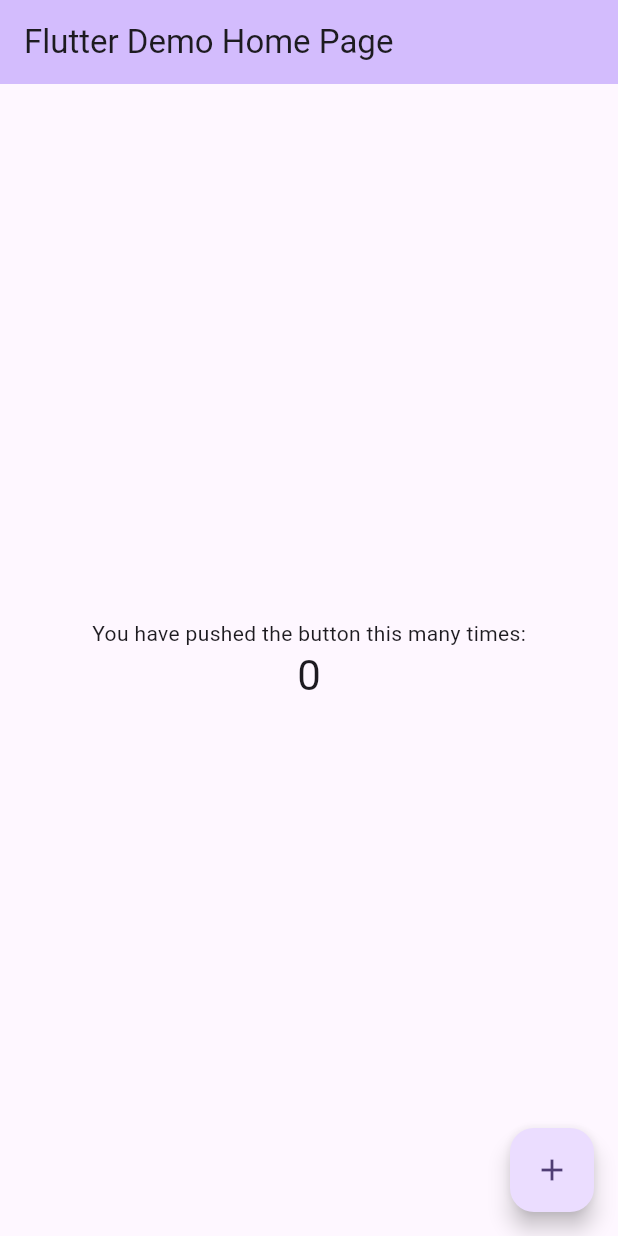
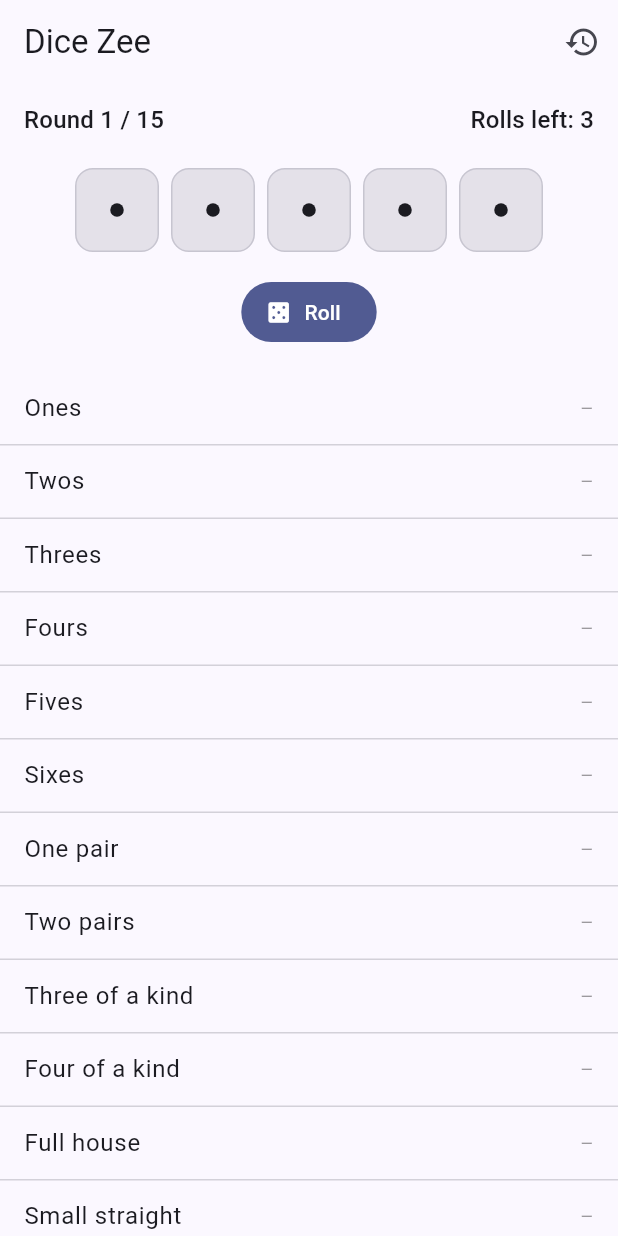
Before and after one commit to eilazov/diceZ, a Flutter app: the screen it shows after launch, on a phone screen of 412 x 824 dp. Run offline on Flutter 3.47's test engine with Material 3 defaults, Android fonts, the phone set to English and light mode, and no system bars; our stand-ins replace shared_preferences.

Commit message:
Build the game UI
- game_result.dart / game_storage.dart: shared_preferences-backed history
  (single JSON key, newest first), with round-trip + ordering tests
- dice_row.dart: pip faces, tap-to-hold with pin marker, scale/rotation
  tween keyed to roll count
- score_card_view.dart: 15 rows with live preview of open categories,
  locked scores for filled ones, running total
- game_screen.dart: the one StatefulWidget - owns DiceGame, roll button,
  round/rolls indicators, history dialog, end-of-game summary that saves
  the result and offers a new game
- main.dart: DiceZeeApp with light/dark seeded themes, replaces the
  scaffold counter; widget_test.dart rewritten as a boot smoke test

69 tests pass, flutter analyze clean.

Co-Authored-By: Claude Sonnet 5 <noreply@anthropic.com>

```diff
--- a/lib/main.dart
+++ b/lib/main.dart
@@ -1,122 +1,30 @@
 import 'package:flutter/material.dart';
 
-void main() {
-  runApp(const MyApp());
-}
+import 'widgets/game_screen.dart';
 
-class MyApp extends StatelessWidget {
-  const MyApp({super.key});
+void main() => runApp(const DiceZeeApp());
 
-  // This widget is the root of your application.
+class DiceZeeApp extends StatelessWidget {
+  const DiceZeeApp({super.key});
+
   @override
   Widget build(BuildContext context) {
+    final seed = Colors.indigo;
     return MaterialApp(
-      title: 'Flutter Demo',
+      title: 'Dice Zee',
+      debugShowCheckedModeBanner: false,
       theme: ThemeData(
-        // This is the theme of your application.
-        //
-        // TRY THIS: Try running your application with "flutter run". You'll see
-        // the application has a purple toolbar. Then, without quitting the app,
-        // try changing the seedColor in the colorScheme below to Colors.green
-        // and then invoke "hot reload" (save your changes or press the "hot
-        // reload" button in a Flutter-supported IDE, or press "r" if you used
-        // the command line to start the app).
-        //
-        // Notice that the counter didn't reset back to zero; the application
-        // state is not lost during the reload. To reset the state, use hot
-        // restart instead.
-        //
-        // This works for code too, not just values: Most code changes can be
-        // tested with just a hot reload.
-        colorScheme: .fromSeed(seedColor: Colors.deepPurple),
+        colorScheme: ColorScheme.fromSeed(seedColor: seed),
+        useMaterial3: true,
       ),
-      home: const MyHomePage(title: 'Flutter Demo Home Page'),
+      darkTheme: ThemeData(
+        colorScheme: ColorScheme.fromSeed(
+          seedColor: seed,
+          brightness: Brightness.dark,
+        ),
+        useMaterial3: true,
+      ),
+      home: const GameScreen(),
     );
   }
 }
-
-class MyHomePage extends StatefulWidget {
-  const MyHomePage({super.key, required this.title});
-
-  // This widget is the home page of your application. It is stateful, meaning
-  // that it has a State object (defined below) that contains fields that affect
-  // how it looks.
-
-  // This class is the configuration for the state. It holds the values (in this
-  // case the title) provided by the parent (in this case the App widget) and
-  // used by the build method of the State. Fields in a Widget subclass are
-  // always marked "final".
-
-  final String title;
-
-  @override
-  State<MyHomePage> createState() => _MyHomePageState();
-}
-
-class _MyHomePageState extends State<MyHomePage> {
-  int _counter = 0;
-
-  void _incrementCounter() {
-    setState(() {
-      // This call to setState tells the Flutter framework that something has
-      // changed in this State, which causes it to rerun the build method below
-      // so that the display can reflect the updated values. If we changed
-      // _counter without calling setState(), then the build method would not be
-      // called again, and so nothing would appear to happen.
-      _counter++;
-    });
-  }
-
-  @override
-  Widget build(BuildContext context) {
-    // This method is rerun every time setState is called, for instance as done
-    // by the _incrementCounter method above.
-    //
-    // The Flutter framework has been optimized to make rerunning build methods
-    // fast, so that you can just rebuild anything that needs updating rather
-    // than having to individually change instances of widgets.
-    return Scaffold(
-      appBar: AppBar(
-        // TRY THIS: Try changing the color here to a specific color (to
-        // Colors.amber, perhaps?) and trigger a hot reload to see the AppBar
-        // change color while the other colors stay the same.
-        backgroundColor: Theme.of(context).colorScheme.inversePrimary,
-        // Here we take the value from the MyHomePage object that was created by
-        // the App.build method, and use it to set our appbar title.
-        title: Text(widget.title),
-      ),
-      body: Center(
-        // Center is a layout widget. It takes a single child and positions it
-        // in the middle of the parent.
-        child: Column(
-          // Column is also a layout widget. It takes a list of children and
-          // arranges them vertically. By default, it sizes itself to fit its
-          // children horizontally, and tries to be as tall as its parent.
-          //
-          // Column has various properties to control how it sizes itself and
-          // how it positions its children. Here we use mainAxisAlignment to
-          // center the children vertically; the main axis here is the vertical
-          // axis because Columns are vertical (the cross axis would be
-          // horizontal).
-          //
-          // TRY THIS: Invoke "debug painting" (choose the "Toggle Debug Paint"
-          // action in the IDE, or press "p" in the console), to see the
-          // wireframe for each widget.
-          mainAxisAlignment: .center,
-          children: [
-            const Text('You have pushed the button this many times:'),
-            Text(
-              '$_counter',
-              style: Theme.of(context).textTheme.headlineMedium,
-            ),
-          ],
-        ),
-      ),
-      floatingActionButton: FloatingActionButton(
-        onPressed: _incrementCounter,
-        tooltip: 'Increment',
-        child: const Icon(Icons.add),
-      ),
-    );
-  }
-}
--- /dev/null
+++ b/lib/models/game_result.dart
@@ -0,0 +1,17 @@
+/// A finished game's outcome, as stored in local history.
+class GameResult {
+  const GameResult({required this.playedAt, required this.totalScore});
+
+  final DateTime playedAt;
+  final int totalScore;
+
+  Map<String, dynamic> toJson() => {
+        'playedAt': playedAt.toIso8601String(),
+        'totalScore': totalScore,
+      };
+
+  factory GameResult.fromJson(Map<String, dynamic> json) => GameResult(
+        playedAt: DateTime.parse(json['playedAt'] as String),
+        totalScore: json['totalScore'] as int,
+      );
+}
--- /dev/null
+++ b/lib/widgets/dice_row.dart
@@ -0,0 +1,157 @@
+import 'dart:math' as math;
+
+import 'package:flutter/material.dart';
+
+/// The five dice in play. Tap a die to hold or release it (when [canHold]).
+///
+/// [rollCount] should change on every roll; each change retriggers a short
+/// scale + rotation animation on the dice that are not held.
+class DiceRow extends StatelessWidget {
+  const DiceRow({
+    super.key,
+    required this.dice,
+    required this.held,
+    required this.canHold,
+    required this.rollCount,
+    required this.onToggleHold,
+  });
+
+  final List<int> dice;
+  final List<bool> held;
+  final bool canHold;
+  final int rollCount;
+  final ValueChanged<int> onToggleHold;
+
+  @override
+  Widget build(BuildContext context) {
+    return Row(
+      mainAxisAlignment: MainAxisAlignment.center,
+      children: [
+        for (var i = 0; i < dice.length; i++)
+          Padding(
+            padding: const EdgeInsets.symmetric(horizontal: 4),
+            child: _Die(
+              key: ValueKey('die_$i'),
+              value: dice[i],
+              held: held[i],
+              animateKey: held[i] ? -1 : rollCount,
+              onTap: canHold ? () => onToggleHold(i) : null,
+            ),
+          ),
+      ],
+    );
+  }
+}
+
+class _Die extends StatelessWidget {
+  const _Die({
+    super.key,
+    required this.value,
+    required this.held,
+    required this.animateKey,
+    required this.onTap,
+  });
+
+  final int value;
+  final bool held;
+  final int animateKey;
+  final VoidCallback? onTap;
+
+  @override
+  Widget build(BuildContext context) {
+    final scheme = Theme.of(context).colorScheme;
+
+    return GestureDetector(
+      onTap: onTap,
+      child: TweenAnimationBuilder<double>(
+        key: ValueKey(animateKey),
+        tween: Tween(begin: 0, end: 1),
+        duration: const Duration(milliseconds: 250),
+        curve: Curves.easeOut,
+        builder: (context, t, child) => Transform.rotate(
+          angle: (1 - t) * math.pi / 6,
+          child: Transform.scale(scale: 0.85 + 0.15 * t, child: child),
+        ),
+        child: Container(
+          width: 56,
+          height: 56,
+          decoration: BoxDecoration(
+            color: held ? scheme.primaryContainer : scheme.surfaceContainerHighest,
+            borderRadius: BorderRadius.circular(12),
+            border: Border.all(
+              color: held ? scheme.primary : scheme.outlineVariant,
+              width: held ? 2 : 1,
+            ),
+          ),
+          child: Stack(
+            children: [
+              Center(child: _Pips(value: value, color: scheme.onSurface)),
+              if (held)
+                Positioned(
+                  top: 2,
+                  right: 2,
+                  child: Icon(Icons.push_pin, size: 14, color: scheme.primary),
+                ),
+            ],
+          ),
+        ),
+      ),
+    );
+  }
+}
+
+/// Pip layout for a face value of 1..6.
+class _Pips extends StatelessWidget {
+  const _Pips({required this.value, required this.color});
+
+  final int value;
+  final Color color;
+
+  static const Map<int, List<Alignment>> _layout = {
+    1: [Alignment.center],
+    2: [Alignment.topLeft, Alignment.bottomRight],
+    3: [Alignment.topLeft, Alignment.center, Alignment.bottomRight],
+    4: [
+      Alignment.topLeft,
+      Alignment.topRight,
+      Alignment.bottomLeft,
+      Alignment.bottomRight,
+    ],
+    5: [
+      Alignment.topLeft,
+      Alignment.topRight,
+      Alignment.center,
+      Alignment.bottomLeft,
+      Alignment.bottomRight,
+    ],
+    6: [
+      Alignment.topLeft,
+      Alignment.topRight,
+      Alignment.centerLeft,
+      Alignment.centerRight,
+      Alignment.bottomLeft,
+      Alignment.bottomRight,
+    ],
+  };
+
+  @override
+  Widget build(BuildContext context) {
+    final pips = _layout[value] ?? const [];
+    return Padding(
+      padding: const EdgeInsets.all(10),
+      child: Stack(
+        children: [
+          for (final a in pips)
+            Align(
+              alignment: a,
+              child: Container(
+                width: 9,
+                height: 9,
+                decoration: BoxDecoration(color: color, shape: BoxShape.circle),
+              ),
+            ),
+        ],
+      ),
+    );
+  }
+}
--- /dev/null
+++ b/lib/widgets/game_screen.dart
@@ -0,0 +1,195 @@
+import 'dart:math';
+
+import 'package:flutter/material.dart';
+
+import '../models/dice_game.dart';
+import '../models/game_result.dart';
+import '../models/score_card.dart';
+import '../services/game_storage.dart';
+import 'dice_row.dart';
+import 'score_card_view.dart';
+
+/// The single stateful screen. Owns one [DiceGame] and rebuilds on every action.
+class GameScreen extends StatefulWidget {
+  const GameScreen({
+    super.key,
+    this.storage = const GameStorage(),
+    this.random,
+  });
+
+  final GameStorage storage;
+
+  /// Seed source for the game's dice; injected in tests for determinism.
+  final Random? random;
+
+  @override
+  State<GameScreen> createState() => _GameScreenState();
+}
+
+class _GameScreenState extends State<GameScreen> {
+  late DiceGame _game = DiceGame(random: widget.random);
+  int _rollCount = 0;
+  bool _summaryShown = false;
+
+  void _roll() {
+    setState(() {
+      _game.roll();
+      _rollCount++;
+    });
+  }
+
+  void _toggleHold(int index) => setState(() => _game.toggleHold(index));
+
+  Future<void> _commit(ScoreCategory category) async {
+    setState(() => _game.commitScore(category));
+    if (_game.isOver && !_summaryShown) {
+      _summaryShown = true;
+      await widget.storage.saveResult(
+        GameResult(playedAt: DateTime.now(), totalScore: _game.scoreCard.total),
+      );
+      if (mounted) await _showSummary();
+    }
+  }
+
+  Future<void> _showSummary() async {
+    final history = await widget.storage.loadHistory();
+    final best = history.isEmpty
+        ? _game.scoreCard.total
+        : history.map((r) => r.totalScore).reduce(max);
+    if (!mounted) return;
+
+    await showDialog<void>(
+      context: context,
+      barrierDismissible: false,
+      builder: (context) => AlertDialog(
+        title: const Text('Game over'),
+        content: Text(
+          'You scored ${_game.scoreCard.total}.\nBest so far: $best.',
+        ),
+        actions: [
+          TextButton(
+            onPressed: () {
+              Navigator.of(context).pop();
+              _newGame();
+            },
+            child: const Text('New game'),
+          ),
+        ],
+      ),
+    );
+  }
+
+  void _newGame() {
+    setState(() {
+      _game = DiceGame(random: widget.random);
+      _rollCount = 0;
+      _summaryShown = false;
+    });
+  }
+
+  Future<void> _showHistory() async {
+    final history = await widget.storage.loadHistory();
+    if (!mounted) return;
+    final best = history.isEmpty
+        ? 0
+        : history.map((r) => r.totalScore).reduce(max);
+
+    await showDialog<void>(
+      context: context,
+      builder: (context) => AlertDialog(
+        title: const Text('History'),
+        content: SizedBox(
+          width: double.maxFinite,
+          child: history.isEmpty
+              ? const Text('No games played yet.')
+              : ListView(
+                  shrinkWrap: true,
+                  children: [
+                    for (final r in history)
+                      ListTile(
+                        dense: true,
+                        leading: Text('${r.totalScore}'),
+                        title: Text(_formatDate(r.playedAt)),
+                        trailing: r.totalScore == best
+                            ? const Icon(Icons.star, size: 18)
+                            : null,
+                      ),
+                  ],
+                ),
+        ),
+        actions: [
+          TextButton(
+            onPressed: () => Navigator.of(context).pop(),
+            child: const Text('Close'),
+          ),
+        ],
+      ),
+    );
+  }
+
+  static String _formatDate(DateTime d) {
+    String two(int n) => n.toString().padLeft(2, '0');
+    return '${d.year}-${two(d.month)}-${two(d.day)} ${two(d.hour)}:${two(d.minute)}';
+  }
+
+  @override
+  Widget build(BuildContext context) {
+    final canRoll = _game.rollsRemaining > 0 && !_game.isOver;
+
+    return Scaffold(
+      appBar: AppBar(
+        title: const Text('Dice Zee'),
+        actions: [
+          IconButton(
+            onPressed: _showHistory,
+            icon: const Icon(Icons.history),
+            tooltip: 'History',
+          ),
+        ],
+      ),
+      body: SingleChildScrollView(
+        child: Column(
+          children: [
+            Padding(
+              padding: const EdgeInsets.symmetric(horizontal: 16, vertical: 12),
+              child: Row(
+                mainAxisAlignment: MainAxisAlignment.spaceBetween,
+                children: [
+                  Text(
+                    'Round ${_game.round.clamp(1, 15)} / 15',
+                    style: Theme.of(context).textTheme.titleMedium,
+                  ),
+                  Text(
+                    'Rolls left: ${_game.rollsRemaining}',
+                    style: Theme.of(context).textTheme.titleMedium,
+                  ),
+                ],
+              ),
+            ),
+            const SizedBox(height: 8),
+            DiceRow(
+              dice: _game.dice,
+              held: _game.held,
+              canHold: _game.hasRolledThisRound && !_game.isOver,
+              rollCount: _rollCount,
+              onToggleHold: _toggleHold,
+            ),
+            const SizedBox(height: 16),
+            FilledButton.icon(
+              onPressed: canRoll ? _roll : null,
+              icon: const Icon(Icons.casino),
+              label: const Text('Roll'),
+            ),
+            const SizedBox(height: 16),
+            ScoreCardView(
+              card: _game.scoreCard,
+              currentDice: _game.dice,
+              canCommit: _game.hasRolledThisRound && !_game.isOver,
+              onCommit: _commit,
+            ),
+          ],
+        ),
+      ),
+    );
+  }
+}
--- /dev/null
+++ b/lib/widgets/score_card_view.dart
@@ -0,0 +1,130 @@
+import 'package:flutter/material.dart';
+
+import '../models/score_card.dart';
+
+/// Human-readable label for each score category.
+String categoryLabel(ScoreCategory category) => switch (category) {
+      ScoreCategory.ones => 'Ones',
+      ScoreCategory.twos => 'Twos',
+      ScoreCategory.threes => 'Threes',
+      ScoreCategory.fours => 'Fours',
+      ScoreCategory.fives => 'Fives',
+      ScoreCategory.sixes => 'Sixes',
+      ScoreCategory.onePair => 'One pair',
+      ScoreCategory.twoPairs => 'Two pairs',
+      ScoreCategory.threeOfAKind => 'Three of a kind',
+      ScoreCategory.fourOfAKind => 'Four of a kind',
+      ScoreCategory.fullHouse => 'Full house',
+      ScoreCategory.smallStraight => 'Small straight',
+      ScoreCategory.largeStraight => 'Large straight',
+      ScoreCategory.yahtzee => 'Dice Zee',
+      ScoreCategory.chance => 'Chance',
+    };
+
+/// The 15-row score sheet. Open rows preview what [currentDice] would score
+/// (when [canCommit]) and commit on tap; filled rows show their locked score.
+class ScoreCardView extends StatelessWidget {
+  const ScoreCardView({
+    super.key,
+    required this.card,
+    required this.currentDice,
+    required this.canCommit,
+    required this.onCommit,
+  });
+
+  final ScoreCard card;
+  final List<int> currentDice;
+  final bool canCommit;
+  final ValueChanged<ScoreCategory> onCommit;
+
+  @override
+  Widget build(BuildContext context) {
+    return Column(
+      children: [
+        for (final category in ScoreCategory.values)
+          _CategoryRow(
+            key: ValueKey('category_${category.name}'),
+            label: categoryLabel(category),
+            filledScore: card.scoreOf(category),
+            previewScore:
+                canCommit ? ScoreCard.score(category, currentDice) : null,
+            onTap: (!card.isFilled(category) && canCommit)
+                ? () => onCommit(category)
+                : null,
+          ),
+        const Divider(height: 1),
+        Padding(
+          key: const ValueKey('score_total'),
+          padding: const EdgeInsets.symmetric(horizontal: 16, vertical: 12),
+          child: Row(
+            mainAxisAlignment: MainAxisAlignment.spaceBetween,
+            children: [
+              Text('Total', style: Theme.of(context).textTheme.titleMedium),
+              Text(
+                '${card.total}',
+                style: Theme.of(context).textTheme.titleMedium,
+              ),
+            ],
+          ),
+        ),
+      ],
+    );
+  }
+}
+
+class _CategoryRow extends StatelessWidget {
+  const _CategoryRow({
+    super.key,
+    required this.label,
+    required this.filledScore,
+    required this.previewScore,
+    required this.onTap,
+  });
+
+  final String label;
+  final int? filledScore;
+  final int? previewScore;
+  final VoidCallback? onTap;
+
+  @override
+  Widget build(BuildContext context) {
+    final theme = Theme.of(context);
+    final isFilled = filledScore != null;
+
+    final Widget trailing;
+    if (isFilled) {
+      trailing = Text('$filledScore', style: theme.textTheme.bodyLarge);
+    } else if (previewScore != null) {
+      trailing = Text(
+        '$previewScore',
+        style: theme.textTheme.bodyLarge?.copyWith(color: theme.disabledColor),
+      );
+    } else {
+      trailing = Text('–', style: TextStyle(color: theme.disabledColor));
+    }
+
+    return InkWell(
+      onTap: onTap,
+      child: Container(
+        padding: const EdgeInsets.symmetric(horizontal: 16, vertical: 12),
+        decoration: BoxDecoration(
+          border: Border(
+            bottom: BorderSide(color: theme.dividerColor.withValues(alpha: 0.3)),
+          ),
+        ),
+        child: Row(
+          mainAxisAlignment: MainAxisAlignment.spaceBetween,
+          children: [
+            Text(
+              label,
+              style: theme.textTheme.bodyLarge?.copyWith(
+                fontWeight: isFilled ? FontWeight.w600 : FontWeight.normal,
+              ),
+            ),
+            trailing,
+          ],
+        ),
+      ),
+    );
+  }
+}
```
Also changed, not shown: lib/services/game_storage.dart (added, +34 -0 lines), 6 other files.
